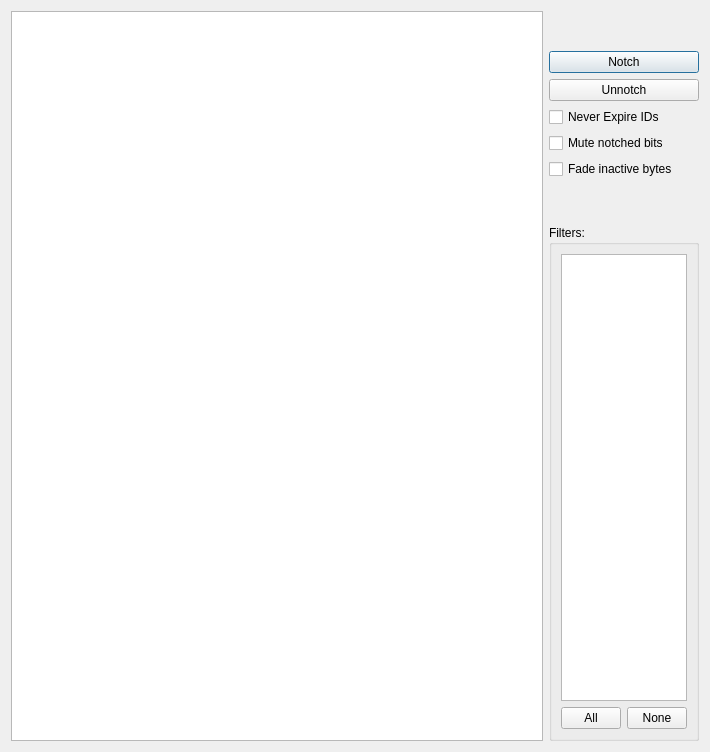
Before: the Qt Designer form ui/snifferwindow.ui in collin80/SavvyCAN, drawn with Qt 5.
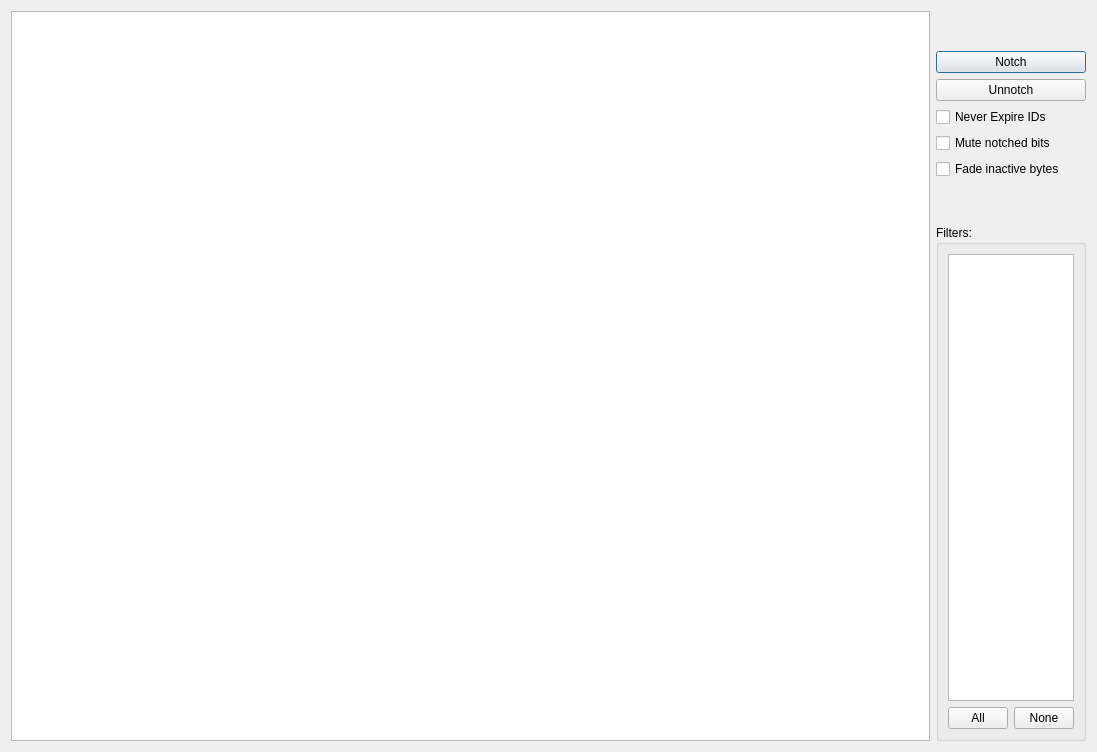
After: the same form once the commit is applied.

Commit message: Add preliminary version of a new data visualization idea in the sniffer window.

```diff
--- a/ui/snifferwindow.ui
+++ b/ui/snifferwindow.ui
@@ -6,7 +6,7 @@
    <rect>
     <x>0</x>
     <y>0</y>
-    <width>710</width>
+    <width>1097</width>
     <height>752</height>
    </rect>
   </property>
```
The commit also changes 5 other files.
